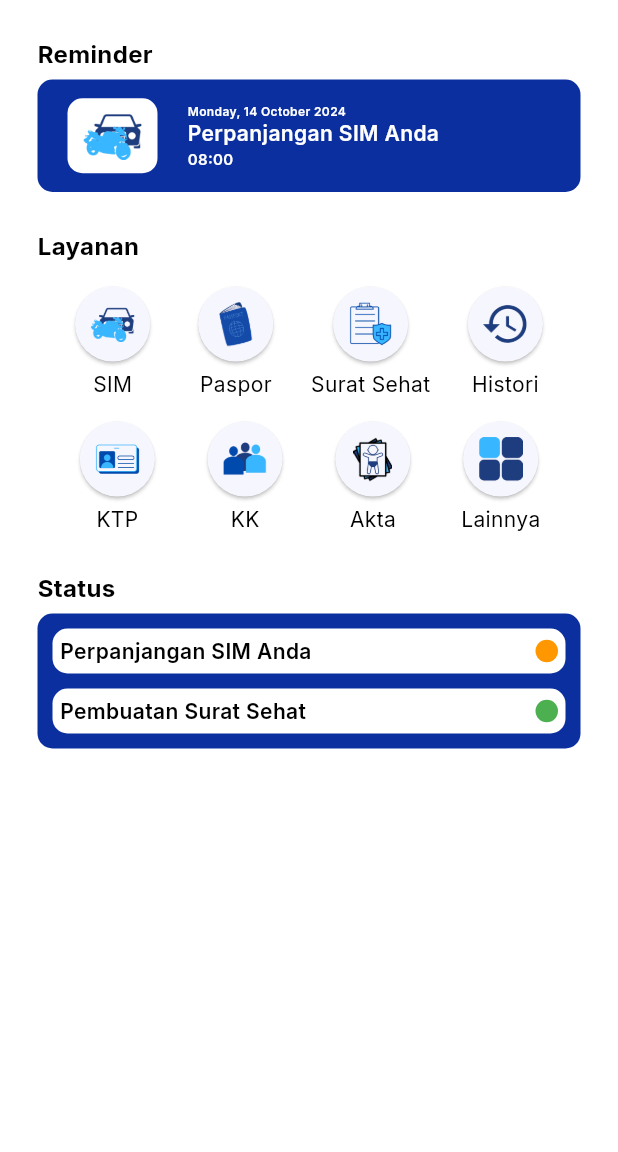
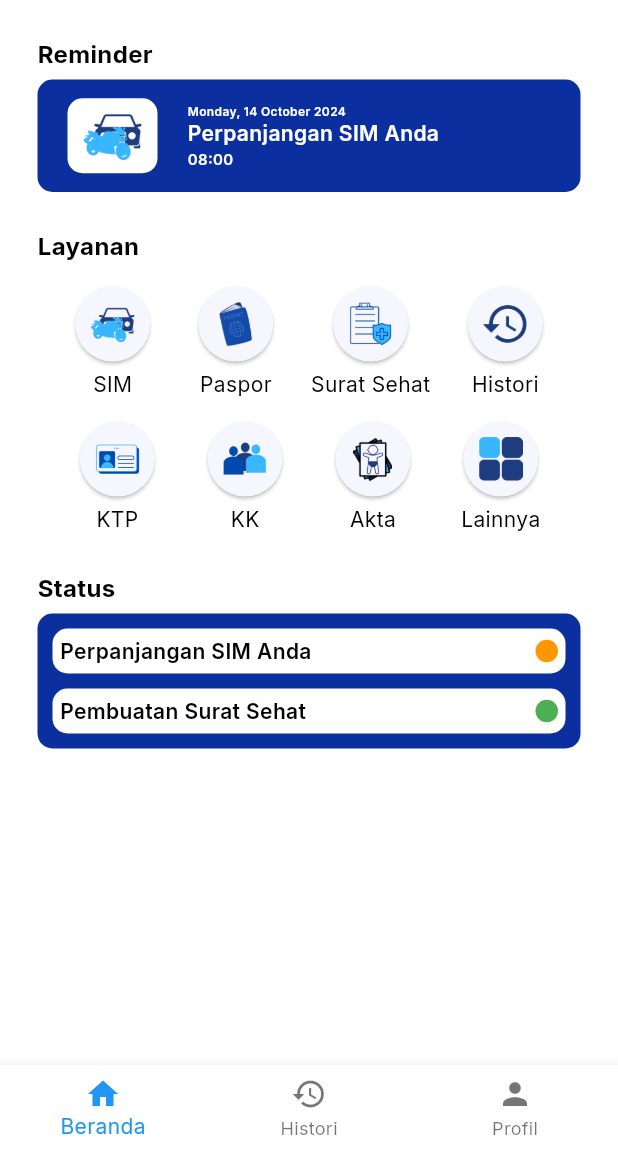
Before and after one commit to FahrezyAli/satu_untuk_rakyat, a Flutter app: the SuratScaffold screen opened directly, on a phone screen of 412 x 824 dp, the part 84-1236 px from its top. Run offline on Flutter 3.47's test engine with Material 3 defaults, Android fonts, the phone set to English and light mode, and no system bars; generated files the repository leaves out were written again.

Commit message:
Added bottom navigation bar

```diff
--- /dev/null
+++ b/lib/components/navigation_bar.dart
@@ -0,0 +1,25 @@
+import 'package:flutter/material.dart';
+
+class SuratNavigationBar extends StatelessWidget {
+  const SuratNavigationBar({super.key});
+
+  @override
+  Widget build(BuildContext context) {
+    return BottomNavigationBar(
+      items: [
+        BottomNavigationBarItem(
+          icon: Icon(Icons.home),
+          label: "Beranda",
+        ),
+        BottomNavigationBarItem(
+          icon: Icon(Icons.history),
+          label: "Histori",
+        ),
+        BottomNavigationBarItem(
+          icon: Icon(Icons.person),
+          label: "Profil",
+        ),
+      ],
+    );
+  }
+}
--- a/lib/components/scaffold.dart
+++ b/lib/components/scaffold.dart
@@ -1,5 +1,6 @@
 import 'package:flutter/material.dart';
 import 'package:satu_untuk_rakyat/components/drawer.dart';
+import 'package:satu_untuk_rakyat/components/navigation_bar.dart';
 
 class SuratScaffold extends StatelessWidget {
   final Widget? body;
@@ -37,6 +38,7 @@ class SuratScaffold extends StatelessWidget {
           SizedBox(width: 20),
         ],
       ),
+      bottomNavigationBar: SuratNavigationBar(),
       body: body,
     );
   }
```
